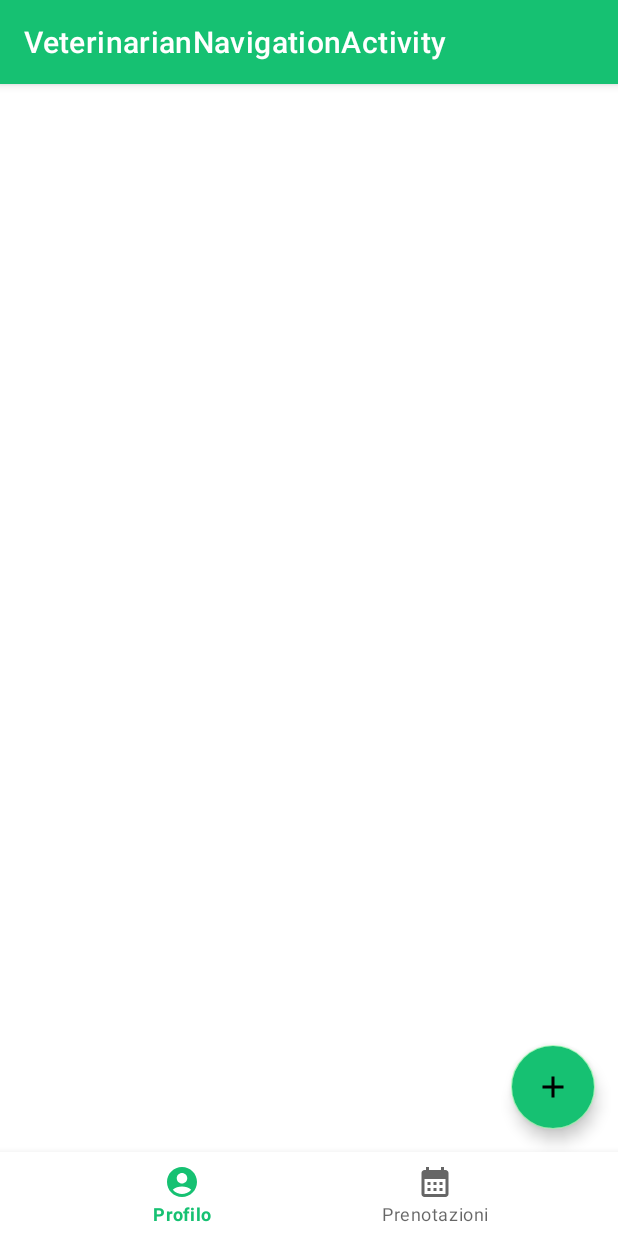
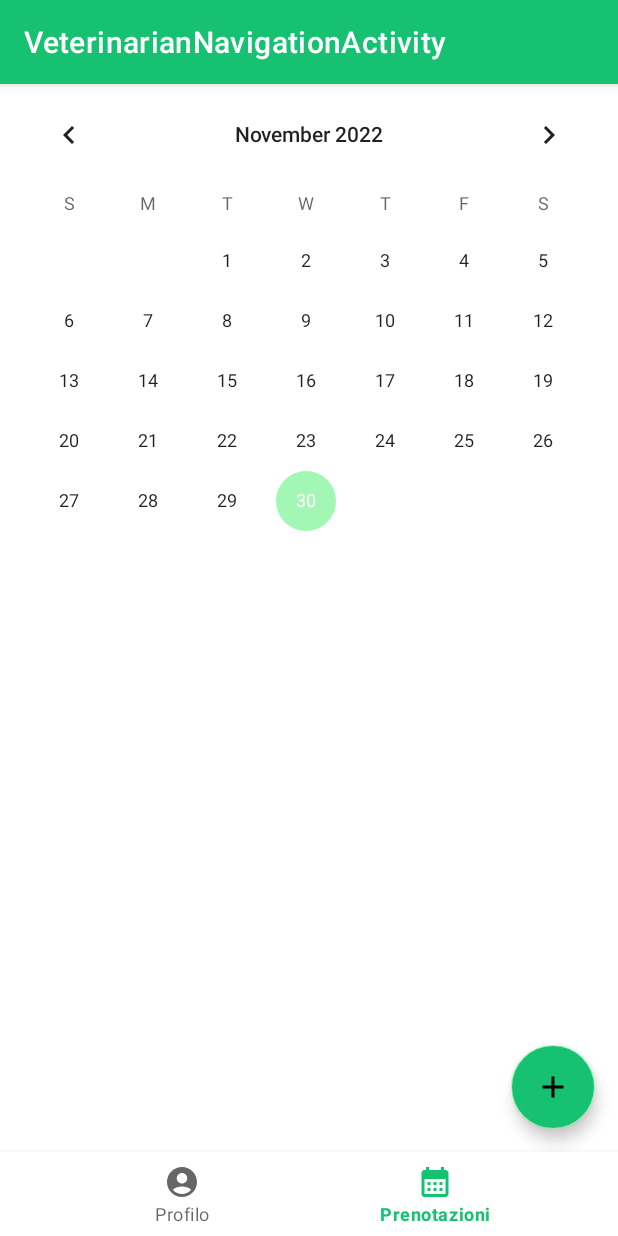
Before and after one commit to DesperateColleagues/AnimalAPP, an Android app: the VeterinarianNavigationActivity screen opened directly, with no data from a screen before it, item 2 of the bottom bar chosen, on a phone screen of 412 x 824 dp. Run offline under Robolectric (Android 15) with nearby library versions, the phone set to English and light mode, and no system bars; our stand-ins replace navigation-ui.

Commit message:
Setup for veterinarian reservation

```diff
--- /dev/null
+++ b/AnimalApp/app/src/main/java/it/uniba/dib/sms22235/activities/veterinarian/fragments/VeterinarianProfileFragment.java
@@ -0,0 +1,29 @@
+package it.uniba.dib.sms22235.activities.veterinarian.fragments;
+
+import android.content.Context;
+import android.os.Bundle;
+import android.view.LayoutInflater;
+import android.view.View;
+import android.view.ViewGroup;
+
+import androidx.annotation.NonNull;
+import androidx.annotation.Nullable;
+import androidx.fragment.app.Fragment;
+
+import it.uniba.dib.sms22235.R;
+
+public class VeterinarianProfileFragment extends Fragment {
+
+    @Override
+    public void onAttach(@NonNull Context context) {
+        super.onAttach(context);
+    }
+
+    @Nullable
+    @Override
+    public View onCreateView(@NonNull LayoutInflater inflater, @Nullable ViewGroup container, @Nullable Bundle savedInstanceState) {
+        View rootView = inflater.inflate(R.layout.fragment_veterinarian_profile, container, false);
+
+        return rootView;
+    }
+}
--- /dev/null
+++ b/AnimalApp/app/src/main/java/it/uniba/dib/sms22235/activities/veterinarian/fragments/VeterinarianReservationFragment.java
@@ -0,0 +1,38 @@
+package it.uniba.dib.sms22235.activities.veterinarian.fragments;
+
+import android.content.Context;
+import android.os.Bundle;
+import android.view.LayoutInflater;
+import android.view.View;
+import android.view.ViewGroup;
+import android.widget.CalendarView;
+
+import androidx.annotation.NonNull;
+import androidx.annotation.Nullable;
+import androidx.fragment.app.Fragment;
+import androidx.recyclerview.widget.RecyclerView;
+
+import it.uniba.dib.sms22235.R;
+import it.uniba.dib.sms22235.activities.veterinarian.VeterinarianNavigationActivity;
+
+public class VeterinarianReservationFragment extends Fragment {
+
+    private CalendarView calendarView;
+    private RecyclerView reservationRecyclerView;
+
+    @Override
+    public void onAttach(@NonNull Context context) {
+        super.onAttach(context);
+    }
+
+    public View onCreateView(@NonNull LayoutInflater inflater, @Nullable ViewGroup container,
+                             @Nullable Bundle savedInstanceState) {
+        View rootView = inflater.inflate(R.layout.fragment_veterinarian_reservation, container, false);
+        calendarView = rootView.findViewById(R.id.calendarViewVeterinarian);
+        reservationRecyclerView = rootView.findViewById(R.id.reservationList);
+
+
+        return rootView;
+
+    }
+}
--- a/AnimalApp/app/src/main/res/layout/activity_veterinarian_navigation.xml
+++ b/AnimalApp/app/src/main/res/layout/activity_veterinarian_navigation.xml
@@ -14,6 +14,7 @@
         app:layout_constraintStart_toStartOf="parent"
         app:layout_constraintTop_toTopOf="parent"
         app:layout_constraintBottom_toTopOf="@+id/nav_view_vet"
+        app:navGraph="@navigation/mobile_veterinarian_navigation"
         />
     <com.google.android.material.bottomnavigation.BottomNavigationView
         android:id="@+id/nav_view_vet"
--- /dev/null
+++ b/AnimalApp/app/src/main/res/layout/fragment_dialog_add_reservation.xml
@@ -0,0 +1,6 @@
+<?xml version="1.0" encoding="utf-8"?>
+<androidx.constraintlayout.widget.ConstraintLayout xmlns:android="http://schemas.android.com/apk/res/android"
+    android:layout_width="match_parent"
+    android:layout_height="match_parent">
+
+</androidx.constraintlayout.widget.ConstraintLayout>
--- a/AnimalApp/app/src/main/res/layout/fragment_veterinarian_reservation.xml
+++ b/AnimalApp/app/src/main/res/layout/fragment_veterinarian_reservation.xml
@@ -1,6 +1,21 @@
 <?xml version="1.0" encoding="utf-8"?>
-<androidx.constraintlayout.widget.ConstraintLayout xmlns:android="http://schemas.android.com/apk/res/android"
+<LinearLayout xmlns:android="http://schemas.android.com/apk/res/android"
     android:layout_width="match_parent"
-    android:layout_height="match_parent">
+    android:layout_height="match_parent"
+    xmlns:app="http://schemas.android.com/apk/res-auto"
+    android:orientation="vertical">
 
-</androidx.constraintlayout.widget.ConstraintLayout>
+    <CalendarView
+        android:id="@+id/calendarViewVeterinarian"
+        android:layout_width="match_parent"
+        android:layout_height="wrap_content"
+        />
+
+    <androidx.recyclerview.widget.RecyclerView
+        android:id="@+id/reservationList"
+        android:layout_width="match_parent"
+        android:layout_height="wrap_content"
+        />
+
+
+</LinearLayout>
--- a/AnimalApp/app/src/main/res/navigation/mobile_veterinarian_navigation.xml
+++ b/AnimalApp/app/src/main/res/navigation/mobile_veterinarian_navigation.xml
@@ -3,17 +3,17 @@
     xmlns:app="http://schemas.android.com/apk/res-auto"
     xmlns:tools="http://schemas.android.com/tools"
     android:id="@+id/mobile_navigation"
-    app:startDestination="@+id/passionate_profile">
+    app:startDestination="@+id/veterinarian_profile">
 
     <fragment
         android:id="@+id/veterinarian_profile"
-        android:name="it.uniba.dib.sms22235.activities.passionate.fragments.ProfileFragment"
+        android:name="it.uniba.dib.sms22235.activities.veterinarian.fragments.VeterinarianProfileFragment"
         android:label="@string/title_veterinarian_profile"
         tools:layout="@layout/fragment_veterinarian_profile" />
 
     <fragment
-        android:id="@+id/passionate_photo_diary"
-        android:name="it.uniba.dib.sms22235.activities.passionate.fragments.PhotoDiaryFragment"
-        android:label="Photo diary"/>
+        android:id="@+id/veterinarian_reservation"
+        android:name="it.uniba.dib.sms22235.activities.veterinarian.fragments.VeterinarianReservationFragment"
+        android:label="@string/title_activity_veterinarian_navigation"/>
 
 </navigation>
--- a/AnimalApp/app/src/main/res/values/strings.xml
+++ b/AnimalApp/app/src/main/res/values/strings.xml
@@ -47,4 +47,5 @@
     <string name="seleziona_immagine">Seleziona immagine</string>
     <string name="salva">Salva</string>
     <string name="titolo_immagine">titolo immagine</string>
+
 </resources>
```
Also changed, not shown: AnimalApp/app/src/main/java/it/uniba/dib/sms22235/activities/veterinarian/dialogs/DialogAddReservationFragment.java (added, +29 -0 lines), AnimalApp/app/src/main/res/layout/item_fragment_reservation_single_card.xml (added, +47 -0 lines).
